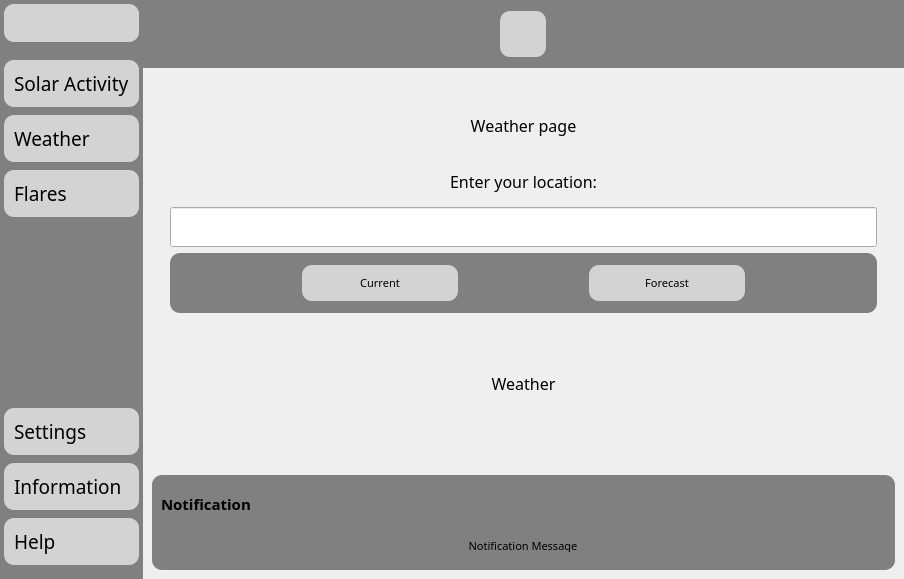
This is solarinterface.ui in however-vkt/Solar-Aurora as Qt 5 draws it before an edit. The edited form follows.
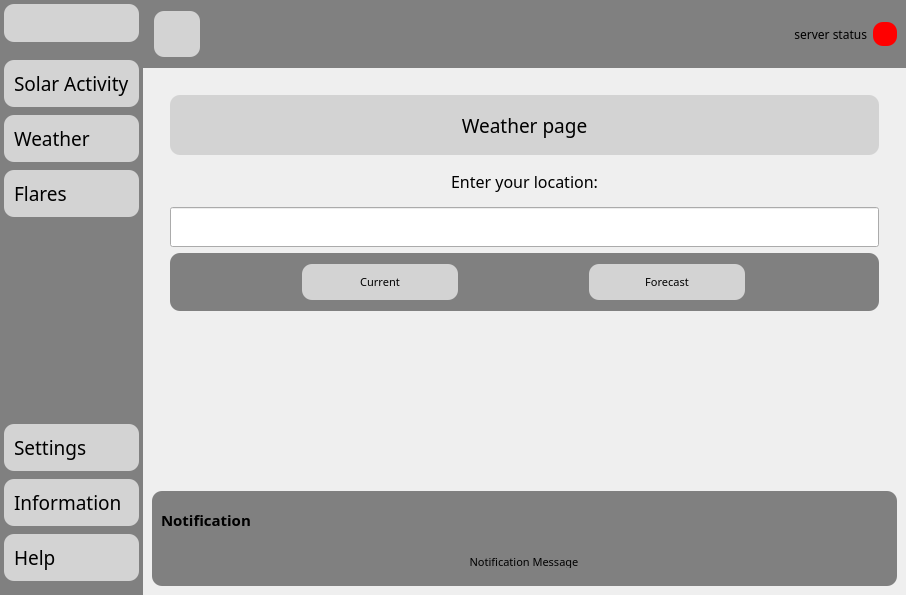
This is the edited form. The open tabs and pages were chosen to show the change. Icons and pictures are not drawn. Custom widgets are drawn as their Qt base class.

Patch:
```diff
--- a/solarinterface.ui
+++ b/solarinterface.ui
@@ -6,8 +6,8 @@
    <rect>
     <x>0</x>
     <y>0</y>
-    <width>904</width>
-    <height>579</height>
+    <width>906</width>
+    <height>595</height>
    </rect>
   </property>
   <property name="minimumSize">
@@ -49,6 +49,18 @@
 #headerContainer
 {
 	background-color: grey;
+}
+#label_solar, #label_weather, #label_flares{
+	border-radius: 10px;
+	background-color: #D3D3D3;
+}
+#frame_7{
+	border-radius: 10px;
+	background-color: red;
+}
+PlotWidget{
+	margin: 4px;
+	padding: 10px 10px;
 }</string>
   </property>
   <widget class="QWidget" name="centralwidget">
@@ -509,6 +521,43 @@
             </property>
            </widget>
           </item>
+          <item>
+           <widget class="QLabel" name="label">
+            <property name="font">
+             <font>
+              <family>8BIT WONDER(RUS BY LYAJKA)</family>
+             </font>
+            </property>
+            <property name="text">
+             <string>server status</string>
+            </property>
+            <property name="alignment">
+             <set>Qt::AlignRight|Qt::AlignTrailing|Qt::AlignVCenter</set>
+            </property>
+           </widget>
+          </item>
+          <item>
+           <widget class="QFrame" name="frame_7">
+            <property name="minimumSize">
+             <size>
+              <width>24</width>
+              <height>24</height>
+             </size>
+            </property>
+            <property name="maximumSize">
+             <size>
+              <width>24</width>
+              <height>24</height>
+             </size>
+            </property>
+            <property name="frameShape">
+             <enum>QFrame::StyledPanel</enum>
+            </property>
+            <property name="frameShadow">
+             <enum>QFrame::Raised</enum>
+            </property>
+           </widget>
+          </item>
          </layout>
         </widget>
        </item>
@@ -946,7 +995,7 @@
                 </property>
                 <layout class="QVBoxLayout" name="verticalLayout_17">
                  <item>
-                  <widget class="QLabel" name="label">
+                  <widget class="QLabel" name="label_weather">
                    <property name="minimumSize">
                     <size>
                      <width>0</width>
@@ -962,7 +1011,7 @@
                    <property name="font">
                     <font>
                      <family>8BIT WONDER(RUS BY LYAJKA)</family>
-                     <pointsize>12</pointsize>
+                     <pointsize>14</pointsize>
                     </font>
                    </property>
                    <property name="text">
@@ -975,6 +1024,12 @@
                  </item>
                  <item>
                   <widget class="QLabel" name="label_enterloc">
+                   <property name="minimumSize">
+                    <size>
+                     <width>0</width>
+                     <height>40</height>
+                    </size>
+                   </property>
                    <property name="maximumSize">
                     <size>
                      <width>16777215</width>
@@ -997,6 +1052,12 @@
                  </item>
                  <item>
                   <widget class="QLineEdit" name="lineEdit_location">
+                   <property name="minimumSize">
+                    <size>
+                     <width>0</width>
+                     <height>40</height>
+                    </size>
+                   </property>
                    <property name="maximumSize">
                     <size>
                      <width>16777215</width>
@@ -1068,19 +1129,87 @@
                   </widget>
                  </item>
                  <item>
-                  <widget class="QLabel" name="label_weatherinfo">
-                   <property name="font">
-                    <font>
-                     <family>8BIT WONDER(RUS BY LYAJKA)</family>
-                     <pointsize>12</pointsize>
-                    </font>
-                   </property>
-                   <property name="text">
-                    <string>Weather</string>
-                   </property>
-                   <property name="alignment">
-                    <set>Qt::AlignCenter</set>
-                   </property>
+                  <widget class="QStackedWidget" name="weatherPages">
+                   <widget class="QWidget" name="page_current">
+                    <layout class="QVBoxLayout" name="verticalLayout_12">
+                     <item>
+                      <widget class="QScrollArea" name="scrollArea_2">
+                       <property name="font">
+                        <font>
+                         <family>8BIT WONDER(RUS BY LYAJKA)</family>
+                        </font>
+                       </property>
+                       <property name="widgetResizable">
+                        <bool>true</bool>
+                       </property>
+                       <widget class="QWidget" name="scrollAreaWidgetContents">
+                        <property name="geometry">
+                         <rect>
+                          <x>0</x>
+                          <y>0</y>
+                          <width>501</width>
+                          <height>100</height>
+                         </rect>
+                        </property>
+                        <layout class="QVBoxLayout" name="verticalLayout_23">
+                         <item>
+                          <widget class="QLabel" name="label_weathercurrent">
+                           <property name="font">
+                            <font>
+                             <family>8BIT WONDER(RUS BY LYAJKA)</family>
+                            </font>
+                           </property>
+                           <property name="text">
+                            <string/>
+                           </property>
+                          </widget>
+                         </item>
+                        </layout>
+                       </widget>
+                      </widget>
+                     </item>
+                    </layout>
+                   </widget>
+                   <widget class="QWidget" name="page_forecast">
+                    <layout class="QVBoxLayout" name="verticalLayout_22">
+                     <item>
+                      <widget class="QScrollArea" name="scrollArea_3">
+                       <property name="font">
+                        <font>
+                         <family>8BIT WONDER(RUS BY LYAJKA)</family>
+                        </font>
+                       </property>
+                       <property name="widgetResizable">
+                        <bool>true</bool>
+                       </property>
+                       <widget class="QWidget" name="scrollAreaWidgetContents_2">
+                        <property name="geometry">
+                         <rect>
+                          <x>0</x>
+                          <y>0</y>
+                          <width>501</width>
+                          <height>110</height>
+                         </rect>
+                        </property>
+                        <layout class="QVBoxLayout" name="verticalLayout_24">
+                         <item>
+                          <widget class="QLabel" name="label_weatherforecast">
+                           <property name="font">
+                            <font>
+                             <family>8BIT WONDER(RUS BY LYAJKA)</family>
+                            </font>
+                           </property>
+                           <property name="text">
+                            <string/>
+                           </property>
+                          </widget>
+                         </item>
+                        </layout>
+                       </widget>
+                      </widget>
+                     </item>
+                    </layout>
+                   </widget>
                   </widget>
                  </item>
                 </layout>
```
Left out of the diff: 35 changed lines with no effect on the pictures.
